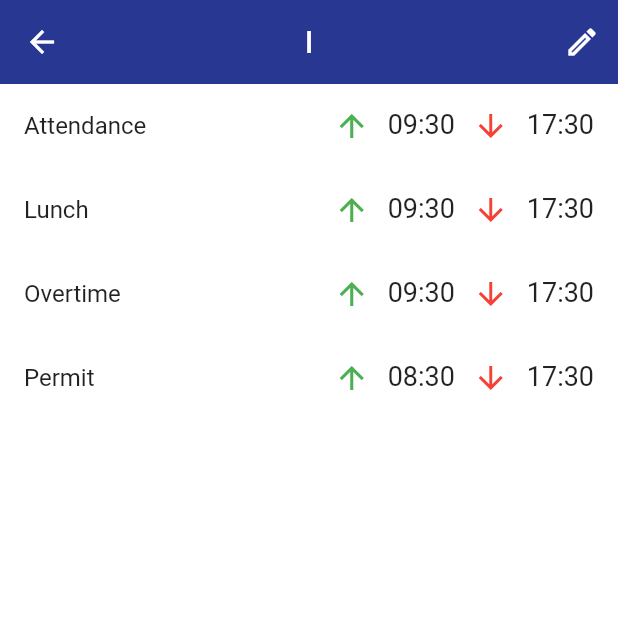
After one commit to marcoafloreselsas/leadoneattendance, a Flutter app: the DisplayRecordScreenUser screen opened directly, on a phone screen of 412 x 824 dp, the top half of it. The commit adds this screen. Run offline on Flutter 3.47's test engine with Material 2 defaults, Android fonts, the phone set to English and light mode, and no system bars; our stand-ins replace easy_localization, firebase_auth, firebase_core, flutter_signin_button, google_sign_in; accounts and stored records are empty.

Commit message:
admin y user

```diff
--- /dev/null
+++ b/lib/screens/displayrecord_screen_user.dart
@@ -0,0 +1,94 @@
+import 'package:flutter/material.dart';
+import 'package:leadoneattendance/themes/app_themes.dart';
+import 'package:leadoneattendance/screens/screens.dart';
+import 'package:easy_localization/easy_localization.dart';
+
+class DisplayRecordScreenUser extends StatefulWidget {
+  const DisplayRecordScreenUser({Key? key}) : super(key: key);
+
+  @override
+  State<DisplayRecordScreenUser> createState() => _DisplayRecordScreenUserState();
+}
+
+class _DisplayRecordScreenUserState extends State<DisplayRecordScreenUser> {
+  @override
+  Widget build(BuildContext context) {
+    return Scaffold(
+        backgroundColor: AppTheme.background,
+        appBar:
+            //APP BAR
+            AppBar(
+                title: const Text('l'),
+                centerTitle: true,
+                actions: [
+              IconButton(
+                  onPressed: () {
+                    Navigator.push(
+                        context,
+                        MaterialPageRoute(
+                            builder: (context) => const EditRecordScreenUser()));
+                  },
+                  icon: const Icon(Icons.edit_outlined))
+            ]),
+
+        //EN ESTA SECCION, COMIENZA LA INFORMACION DEL REGISTRO SELECCIONADO
+        /* Para fines de acomodo, hay cuatro list tile, que son las columnas que muestran cada actividad,
+          Hay un Wrap que permite añadir más de dos íconos y más de dos texto. El spacing, es el espaciado
+          que habrá entre íconos, independientemente de los textos. */
+        body: Container(
+          color: Colors.white,
+          child: Column(
+            children: [
+              ListTile(
+                title: Text("displayrecords.TRattendance".tr()),
+                trailing: Wrap(
+                  spacing: 12, // Espacio entre dos íconos
+                  children: const <Widget>[
+                    Icon(Icons.arrow_upward_outlined, color: AppTheme.green,), // icon-1
+                    Text('09:30', style: TextStyle(fontSize: 18),),
+                    Icon(Icons.arrow_downward_outlined, color: AppTheme.red,), // icon-2
+                    Text('17:30', style: TextStyle(fontSize: 18),)
+                  ],
+                ),
+              ),
+              ListTile(
+                title: Text("displayrecords.TRlunch".tr()),
+                trailing: Wrap(
+                  spacing: 12, // Espacio entre dos íconos
+                  children: const <Widget>[
+                    Icon(Icons.arrow_upward_outlined, color: AppTheme.green,), // icon-1
+                    Text('09:30', style: TextStyle(fontSize: 18),),
+                    Icon(Icons.arrow_downward_outlined, color: AppTheme.red,), // icon-2
+                    Text('17:30', style: TextStyle(fontSize: 18),)
+                  ],
+                ),
+              ),
+              ListTile(
+                title: Text("displayrecords.TRovertime".tr()),
+                trailing: Wrap(
+                  spacing: 12, // Espacio entre dos íconos
+                  children: const <Widget>[
+                    Icon(Icons.arrow_upward_outlined, color: AppTheme.green,), // icon-1
+                    Text('09:30', style: TextStyle(fontSize: 18),),
+                    Icon(Icons.arrow_downward_outlined, color: AppTheme.red,), // icon-2
+                    Text('17:30', style: TextStyle(fontSize: 18),)
+                  ],
+                ),
+              ),
+              ListTile(
+                title: Text("displayrecords.TRpermit".tr()),
+                trailing: Wrap(
+                  spacing: 12, // Espacio entre dos íconos.
+                  children: const <Widget>[
+                    Icon(Icons.arrow_upward_outlined, color: AppTheme.green,), // icon-1
+                    Text('08:30', style: TextStyle(fontSize: 18),),
+                    Icon(Icons.arrow_downward_outlined, color: AppTheme.red,), // icon-2
+                    Text('17:30', style: TextStyle(fontSize: 18),)
+                  ],
+                ),
+              ),
+            ],
+          ),
+        ));
+  }
+}
--- a/lib/screens/mainpage_screen_admin.dart
+++ b/lib/screens/mainpage_screen_admin.dart
@@ -19,7 +19,6 @@ class _MainScreenAdmin extends State<MainScreenAdmin> {
     super.initState();
 
   }
-
 
   @override
   Widget build(BuildContext context) {
@@ -70,7 +69,7 @@ class _MainScreenAdmin extends State<MainScreenAdmin> {
                     vertical: 16.0, horizontal: 5.0)),
                 onTap: () {
                   Navigator.of(context).push(MaterialPageRoute(
-                      builder: (context) => const InsertRecordScreen()));
+                      builder: (context) => const InsertRecordScreenAdmin()));
                 },
               ),
               const SizedBox(
@@ -179,7 +178,7 @@ class _MainScreenAdmin extends State<MainScreenAdmin> {
           Navigator.push(
               context,
               MaterialPageRoute(
-                  builder: (context) => const InsertRecordScreen()));
+                  builder: (context) => const InsertRecordScreenAdmin()));
         },
       ),
     );
--- a/lib/screens/mainpage_screen_user.dart
+++ b/lib/screens/mainpage_screen_user.dart
@@ -71,7 +71,7 @@ class _MainScreenState extends State<MainScreen> {
                 (const EdgeInsets.symmetric(vertical: 16.0, horizontal: 5.0)),
             onTap: () {
               Navigator.of(context).push(MaterialPageRoute(
-                  builder: (context) => const InsertRecordScreen()));
+                  builder: (context) => const InsertRecordScreenUser()));
             },
           ),
           const SizedBox(
@@ -127,7 +127,7 @@ class _MainScreenState extends State<MainScreen> {
           Navigator.push(
               context,
               MaterialPageRoute(
-                  builder: (context) => const InsertRecordScreen()));
+                  builder: (context) => const InsertRecordScreenUser()));
         },
       ),
     );
--- a/lib/screens/queryrecords_screen_admin.dart
+++ b/lib/screens/queryrecords_screen_admin.dart
@@ -100,7 +100,7 @@ class _QueryRecordsScreenAdminState extends State<QueryRecordsScreenAdmin> {
               ),
               Row(
                 children: [
-                  const Text('mainpage.subtitle',
+                  const Text('queryrecords.recentRecords',
                           style: TextStyle(fontSize: 20)).tr()
                 ],
                 mainAxisAlignment: MainAxisAlignment.center,
@@ -136,7 +136,7 @@ class _QueryRecordsScreenAdminState extends State<QueryRecordsScreenAdmin> {
                     ),
                     onTap: () {
                       Navigator.of(context).push(MaterialPageRoute(
-                          builder: (context) => const DisplayRecordScreen()));
+                          builder: (context) => const DisplayRecordScreenAdmin()));
                     }),
               ),
             ],
```
Also changed, not shown: lib/routes/app_routes.dart (deleted, +0 -16 lines), lib/screens/displayrecord_screen_admin.dart (renamed from lib/screens/displayrecord_screen.dart, +4 -4 lines), lib/screens/editrecord_screen_admin.dart (added, +196 -0 lines), lib/screens/editrecord_screen_user.dart (renamed from lib/screens/editrecord_screen.dart, +5 -5 lines), lib/screens/insertrecord_screen_admin.dart (added, +172 -0 lines), lib/screens/insertrecord_screen_user.dart (renamed from lib/screens/insertrecord_screen.dart, +4 -4 lines), lib/screens/queryrecords_screen_user.dart (+44 -2 lines), lib/screens/screens.dart (+12 -5 lines).
